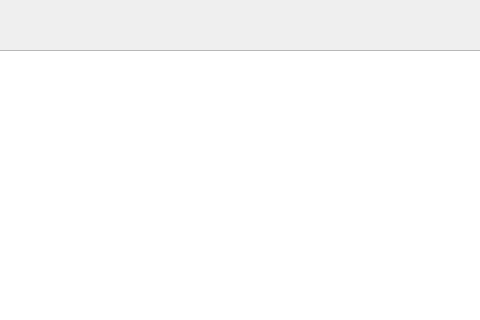
The window that main.ui (YaroslavMerkurevmkk/task4) describes before a commit, drawn with Qt 5; both pictures show x 460 to 940 and y 0 to 320 of the 1200 by 600 pixel window.
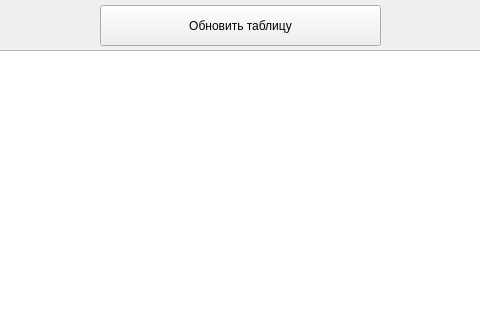
The same window after the commit.

Diff of the .ui file:
```diff
--- a/main.ui
+++ b/main.ui
@@ -40,6 +40,22 @@
      <string>Изменить/Добавить запись</string>
     </property>
    </widget>
+   <widget class="QPushButton" name="pushButton_2">
+    <property name="geometry">
+     <rect>
+      <x>560</x>
+      <y>5</y>
+      <width>281</width>
+      <height>41</height>
+     </rect>
+    </property>
+    <property name="styleSheet">
+     <string notr="true">font: 10pt &quot;MS Shell Dlg 2&quot;;</string>
+    </property>
+    <property name="text">
+     <string>Обновить таблицу</string>
+    </property>
+   </widget>
   </widget>
   <widget class="QMenuBar" name="menubar">
    <property name="geometry">
```
Left out of the diff: 2 changed lines with no effect on the pictures.
